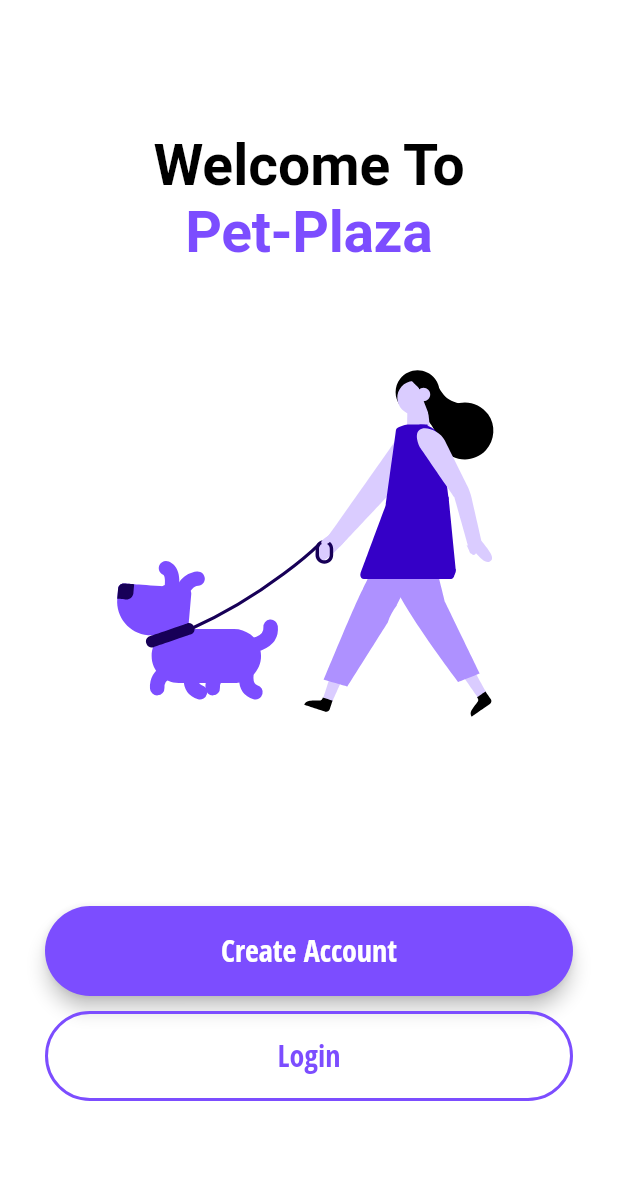
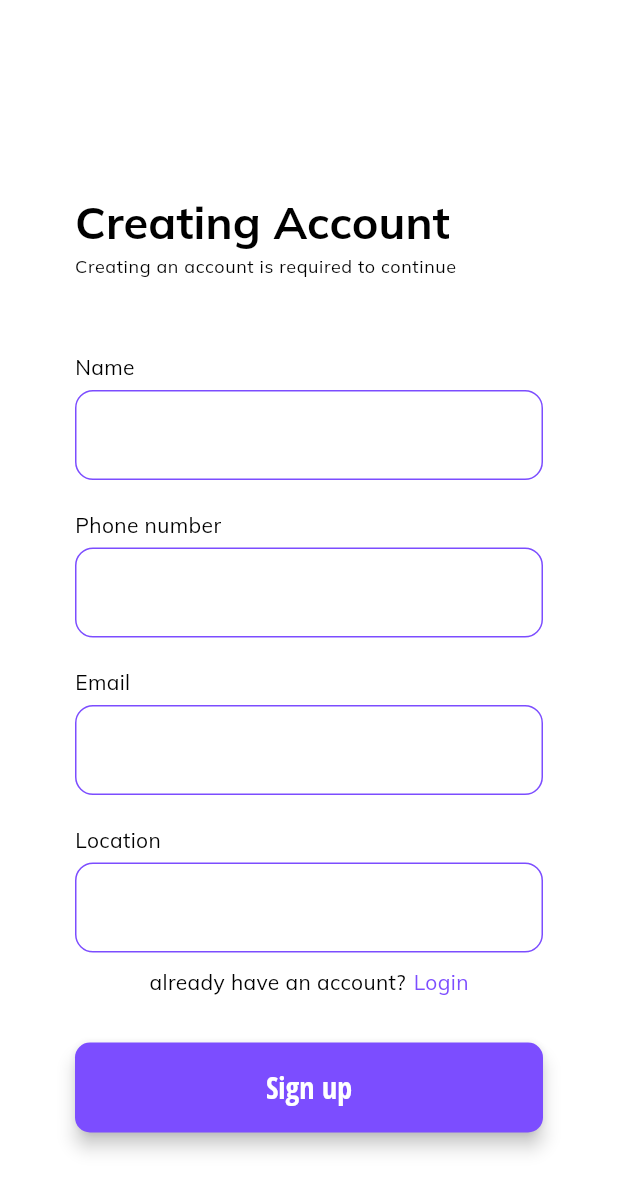
Before and after one commit to Asif-Faizal/Pet-Plaza, a Flutter app: the screen it shows after launch, after a tap on "Create Account", on a phone screen of 412 x 824 dp. Shown: the top 1191 px of the screen. Run offline on Flutter 3.47's test engine with Material 3 defaults, Android fonts, the phone set to English and light mode, and no system bars; our stand-ins replace google_fonts, lottie; Roboto replaces fonts that are missing (Barriecito).

Commit message:
register pages

```diff
--- a/petplaza-frontend/lib/core/theme/app_theme.dart
+++ b/petplaza-frontend/lib/core/theme/app_theme.dart
@@ -22,9 +22,11 @@ class AppThemes {
             fontSize: 24, color: Colors.deepPurpleAccent),
         displaySmall: GoogleFonts.barriecito(
             fontSize: 22, color: Colors.deepPurpleAccent),
-          bodySmall: GoogleFonts.barriecito(fontSize: 18, color: Colors.black),
-          bodyMedium: GoogleFonts.barriecito(fontSize: 20, color: Colors.black),
-          bodyLarge: GoogleFonts.barriecito(fontSize: 22, color: Colors.black),
+        bodySmall: GoogleFonts.mulish(fontSize: 12, color: Colors.black),
+        bodyMedium: GoogleFonts.mulish(fontSize: 14, color: Colors.black),
+        bodyLarge: GoogleFonts.mulish(fontSize: 20, color: Colors.black),
+        labelLarge: GoogleFonts.mulish(
+            fontSize: 30, color: Colors.black, fontWeight: FontWeight.bold),
       ),
       buttonTheme: ButtonThemeData(
         buttonColor: Colors.deepPurple,
@@ -32,28 +34,78 @@ class AppThemes {
       ),
       elevatedButtonTheme: ElevatedButtonThemeData(
         style: ButtonStyle(
-                elevation: WidgetStateProperty.all(5),
-                backgroundColor:
-                    WidgetStateProperty.all(Colors.deepPurpleAccent),
-                foregroundColor: WidgetStateProperty.all(Colors.white),
-                textStyle: WidgetStateProperty.all(
-                    GoogleFonts.openSansCondensed(
-                        fontWeight: FontWeight.bold, fontSize: 20)))),
+          elevation: MaterialStateProperty.all(5),
+          backgroundColor: MaterialStateProperty.all(Colors.deepPurpleAccent),
+          foregroundColor: MaterialStateProperty.all(Colors.white),
+          textStyle: MaterialStateProperty.all(GoogleFonts.openSansCondensed(
+              fontWeight: FontWeight.bold, fontSize: 20)),
+          shape: MaterialStateProperty.all(
+            RoundedRectangleBorder(
+              borderRadius: BorderRadius.circular(
+                  10), // Adjust the radius value as needed
+            ),
+          ),
+        ),
+      ),
       outlinedButtonTheme: OutlinedButtonThemeData(
         style: ButtonStyle(
-            foregroundColor: WidgetStateProperty.all(Colors.deepPurpleAccent),
-            textStyle: WidgetStateProperty.all(
+          foregroundColor: MaterialStateProperty.all(Colors.deepPurpleAccent),
+          textStyle: MaterialStateProperty.all(
             GoogleFonts.openSansCondensed(
               fontWeight: FontWeight.bold,
               fontSize: 20,
             ),
           ),
-            side: WidgetStateProperty.all(BorderSide(
+          side: MaterialStateProperty.all(BorderSide(
             color: Colors.deepPurpleAccent, // Set the border color
             width: 2, // Adjust border width if needed
           )),
+          shape: MaterialStateProperty.all(
+            RoundedRectangleBorder(
+              borderRadius: BorderRadius.circular(
+                  10), // Adjust the radius value as needed
             ),
-        ));
+          ),
+        ),
+      ),
+      iconButtonTheme: IconButtonThemeData(
+        style: ButtonStyle(
+          backgroundColor: MaterialStateProperty.all(Colors.deepPurpleAccent),
+          foregroundColor: MaterialStateProperty.all(Colors.white),
+          textStyle: MaterialStateProperty.all(
+            GoogleFonts.openSansCondensed(
+              fontWeight: FontWeight.bold,
+              fontSize: 20,
+            ),
+          ),
+          shape: MaterialStateProperty.all(
+            RoundedRectangleBorder(
+              borderRadius: BorderRadius.circular(
+                  50), // Adjust the radius value as needed
+            ),
+          ),
+        ),
+      ),
+      inputDecorationTheme: InputDecorationTheme(
+        filled: true,
+        fillColor: Colors.transparent,
+        contentPadding: EdgeInsets.symmetric(vertical: 15, horizontal: 20),
+        border: OutlineInputBorder(
+          borderSide: BorderSide(color: Colors.deepPurpleAccent, width: 1),
+          borderRadius: BorderRadius.circular(12),
+        ),
+        focusedBorder: OutlineInputBorder(
+          borderSide: BorderSide(color: Colors.deepPurpleAccent, width: 3),
+          borderRadius: BorderRadius.circular(12),
+        ),
+        enabledBorder: OutlineInputBorder(
+          borderSide: BorderSide(color: Colors.deepPurpleAccent, width: 1),
+          borderRadius: BorderRadius.circular(12),
+        ),
+        hintStyle: TextStyle(color: Colors.black45),
+        labelStyle: TextStyle(color: Colors.deepPurpleAccent),
+      ),
+    );
   }
 
   static ThemeData get darkTheme {
@@ -73,6 +125,25 @@ class AppThemes {
         buttonColor: Colors.deepPurple[600],
         textTheme: ButtonTextTheme.primary,
       ),
+      inputDecorationTheme: InputDecorationTheme(
+        filled: true,
+        fillColor: Colors.grey[800],
+        contentPadding: EdgeInsets.symmetric(vertical: 15, horizontal: 20),
+        border: OutlineInputBorder(
+          borderSide: BorderSide(color: Colors.deepPurpleAccent, width: 2),
+          borderRadius: BorderRadius.circular(12),
+        ),
+        focusedBorder: OutlineInputBorder(
+          borderSide: BorderSide(color: Colors.deepPurple, width: 2),
+          borderRadius: BorderRadius.circular(12),
+        ),
+        enabledBorder: OutlineInputBorder(
+          borderSide: BorderSide(color: Colors.deepPurpleAccent, width: 2),
+          borderRadius: BorderRadius.circular(12),
+        ),
+        hintStyle: TextStyle(color: Colors.white38),
+        labelStyle: TextStyle(color: Colors.deepPurpleAccent),
+      ),
     );
   }
 }
--- /dev/null
+++ b/petplaza-frontend/lib/features/register/presentation/createacc.dart
@@ -0,0 +1,94 @@
+import 'package:flutter/material.dart';
+import 'package:petplaza/features/login/presentation/loginpage.dart';
+import 'package:petplaza/features/register/presentation/profilepic.dart';
+
+class Createacc extends StatefulWidget {
+  const Createacc({super.key});
+
+  @override
+  State<Createacc> createState() => _CreateaccState();
+}
+
+class _CreateaccState extends State<Createacc> {
+
+  final TextEditingController _emailorphonenumberController=TextEditingController();
+  final TextEditingController _passwordController=TextEditingController();
+
+  @override
+  Widget build(BuildContext context) {
+    final theme =Theme.of(context);
+    return Scaffold(
+
+      appBar: AppBar(
+        backgroundColor: Colors.transparent,
+        leading: SizedBox.shrink(),
+      ),
+      body: Padding(
+        padding: const EdgeInsets.only(left: 50,top: 70,right: 50),
+        child: SingleChildScrollView(
+          child: Column(
+            crossAxisAlignment: CrossAxisAlignment.start,
+            children: [
+              Text("Creating Account",style: theme.textTheme.labelLarge,),
+              Text("Creating an account is required to continue",
+              style: theme.textTheme.bodySmall,textAlign: TextAlign.center,),
+              SizedBox(height: 50,),
+              Text("Name",style: theme.textTheme.bodyMedium,),
+              SizedBox(height: 5,),
+
+              TextFormField(
+              ),
+              SizedBox(height: 20,),
+              Text("Phone number",style: theme.textTheme.bodyMedium,),
+              SizedBox(height: 5,),
+
+              TextFormField(
+              ),
+              SizedBox(height: 20,),
+              Text("Email",style: theme.textTheme.bodyMedium,),
+              SizedBox(height: 5,),
+
+              TextFormField(
+              ),
+              SizedBox(height: 20,),
+              Text("Location",style: theme.textTheme.bodyMedium,),
+              SizedBox(height: 5,),
+
+              TextFormField(
+                obscureText: true,
+                keyboardType: TextInputType.number,
+                maxLength: 6,
+
+                decoration: InputDecoration(
+                  counterText: ''
+                ),
+              ),
+              SizedBox(height: 10,),
+              Row(
+                mainAxisAlignment: MainAxisAlignment.center,
+                children: [
+                  Text("already have an account?"),
+                  SizedBox(width: 5,),
+                  InkWell
+                  (
+                    onTap: (){
+                      Navigator.pushReplacement(context,
+                      MaterialPageRoute(builder: (context)=> Loginpage()));
+                    },
+                    child: Text("Login",style: TextStyle(color: Colors.deepPurpleAccent),))
+                ],
+              ),
+              SizedBox(height: 30,),
+              SizedBox(
+                width: double.infinity,
+                height: 60,
+                child: ElevatedButton(onPressed: (){
+                  Navigator.push(context, MaterialPageRoute(builder: (context)=> Profilepic()));
+                }, child: Text("Sign up"))),
+            ],
+          ),
+        ),
+      ),
+    );
+  }
+}
--- a/petplaza-frontend/lib/features/initial_page.dart
+++ b/petplaza-frontend/lib/features/splash/presentation/initial_page.dart
@@ -1,5 +1,7 @@
 import 'package:flutter/material.dart';
 import 'package:lottie/lottie.dart';
+import 'package:petplaza/features/register/presentation/createacc.dart';
+import 'package:petplaza/features/login/presentation/loginpage.dart';
 
 class InitialPage extends StatefulWidget {
   const InitialPage({super.key});
@@ -34,12 +36,18 @@ class _InitialPageState extends State<InitialPage> {
               SizedBox(
                 width: double.infinity,
                 height: 60,
-                child: ElevatedButton(onPressed: (){}, child: Text("Create Account"))),
-                SizedBox(height: 10,),
+                child: ElevatedButton(onPressed: (){
+                  Navigator.push(context,
+                   MaterialPageRoute(builder: (context)=> Createacc()));
+                }, child: Text("Create Account"))),
+                SizedBox(height: 25,),
               SizedBox(
                 width: double.infinity,
                 height: 60,
-                child: OutlinedButton(onPressed: (){}, child: Text("Login"))),
+                child: OutlinedButton(onPressed: (){
+                  Navigator.push(context,
+                   MaterialPageRoute(builder: (context)=> Loginpage()));
+                }, child: Text("Login"))),
 
               SizedBox(height: 60,),
             ],
--- a/petplaza-frontend/lib/main.dart
+++ b/petplaza-frontend/lib/main.dart
@@ -1,5 +1,5 @@
 import 'package:flutter/material.dart';
-import 'package:petplaza/features/initial_page.dart';
+import 'package:petplaza/features/splash/presentation/initial_page.dart';
 
 import 'core/theme/app_theme.dart';
 
--- a/petplaza-frontend/pubspec.yaml
+++ b/petplaza-frontend/pubspec.yaml
@@ -41,6 +41,7 @@ dependencies:
   get_it: ^8.0.3
   google_fonts: ^6.2.1
   lottie: ^3.3.1
+  image_picker: ^1.1.2
 
 dev_dependencies:
   flutter_test:
```
Also changed, not shown: petplaza-frontend/lib/features/login/presentation/loginpage.dart (added, +82 -0 lines), petplaza-frontend/lib/features/register/presentation/profilepic.dart (added, +56 -0 lines), petplaza-frontend/pubspec.lock. Lines whose indentation alone changed are shown as unchanged.
